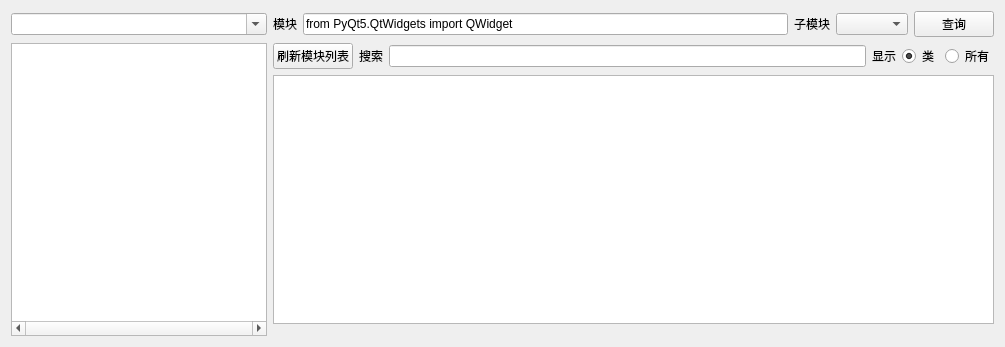
bkdwei/kdPythonAPIViewer, file kdPythonAPIViewer.ui: the form before one commit.
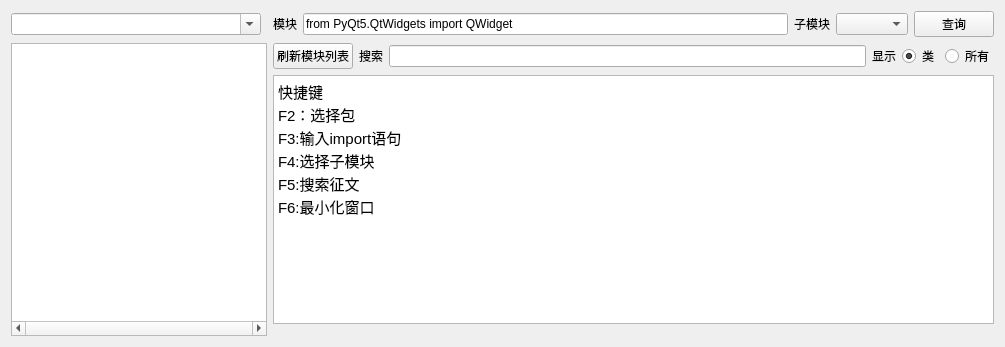
The form after the commit.

The edit to the form file:
```diff
--- a/kdPythonAPIViewer.ui
+++ b/kdPythonAPIViewer.ui
@@ -61,6 +61,18 @@
    </item>
    <item row="0" column="0">
     <widget class="QComboBox" name="cb_module">
+     <property name="sizePolicy">
+      <sizepolicy hsizetype="Maximum" vsizetype="Fixed">
+       <horstretch>0</horstretch>
+       <verstretch>0</verstretch>
+      </sizepolicy>
+     </property>
+     <property name="maximumSize">
+      <size>
+       <width>250</width>
+       <height>16777215</height>
+      </size>
+     </property>
      <property name="editable">
       <bool>true</bool>
      </property>
@@ -188,7 +200,20 @@
     </layout>
    </item>
    <item row="2" column="1">
-    <widget class="QTextBrowser" name="tb_result"/>
+    <widget class="QTextBrowser" name="tb_result">
+     <property name="html">
+      <string>&lt;!DOCTYPE HTML PUBLIC &quot;-//W3C//DTD HTML 4.0//EN&quot; &quot;http://www.w3.org/TR/REC-html40/strict.dtd&quot;&gt;
+&lt;html&gt;&lt;head&gt;&lt;meta name=&quot;qrichtext&quot; content=&quot;1&quot; /&gt;&lt;style type=&quot;text/css&quot;&gt;
+p, li { white-space: pre-wrap; }
+&lt;/style&gt;&lt;/head&gt;&lt;body style=&quot; font-family:'Ubuntu'; font-size:11pt; font-weight:400; font-style:normal;&quot;&gt;
+&lt;p style=&quot; margin-top:0px; margin-bottom:0px; margin-left:0px; margin-right:0px; -qt-block-indent:0; text-indent:0px;&quot;&gt;快捷键&lt;/p&gt;
+&lt;p style=&quot; margin-top:0px; margin-bottom:0px; margin-left:0px; margin-right:0px; -qt-block-indent:0; text-indent:0px;&quot;&gt;F2：选择包&lt;/p&gt;
+&lt;p style=&quot; margin-top:0px; margin-bottom:0px; margin-left:0px; margin-right:0px; -qt-block-indent:0; text-indent:0px;&quot;&gt;F3:输入import语句&lt;/p&gt;
+&lt;p style=&quot; margin-top:0px; margin-bottom:0px; margin-left:0px; margin-right:0px; -qt-block-indent:0; text-indent:0px;&quot;&gt;F4:选择子模块&lt;/p&gt;
+&lt;p style=&quot; margin-top:0px; margin-bottom:0px; margin-left:0px; margin-right:0px; -qt-block-indent:0; text-indent:0px;&quot;&gt;F5:搜索征文&lt;/p&gt;
+&lt;p style=&quot; margin-top:0px; margin-bottom:0px; margin-left:0px; margin-right:0px; -qt-block-indent:0; text-indent:0px;&quot;&gt;F6:最小化窗口&lt;/p&gt;&lt;/body&gt;&lt;/html&gt;</string>
+     </property>
+    </widget>
    </item>
   </layout>
  </widget>
```
Left out of the diff: 2 changed lines with no effect on the pictures.
